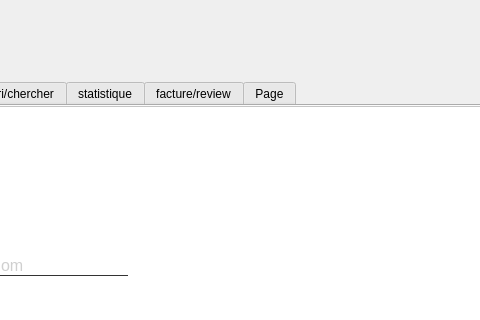
Jallouli-Yassine/appconstruction_company_2A1, file GestionFournisseur/mainwindow.ui: the form before one commit; both pictures show x 445 to 925 and y 0 to 320 of the 1319 by 669 pixel window.
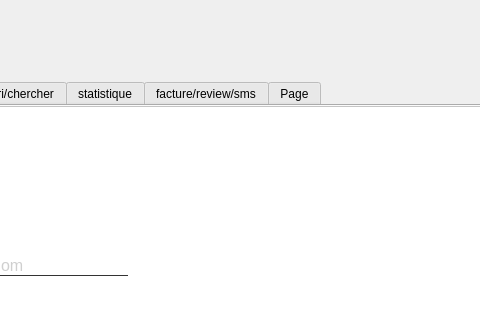
The form after the commit. The open tabs and pages were chosen to show the change. Icons and pictures are not drawn.

```diff
--- a/GestionFournisseur/mainwindow.ui
+++ b/GestionFournisseur/mainwindow.ui
@@ -997,7 +997,7 @@
     </widget>
     <widget class="QWidget" name="tab_5">
      <attribute name="title">
-      <string>facture/review</string>
+      <string>facture/review/sms</string>
      </attribute>
      <widget class="QFrame" name="frame_17">
       <property name="geometry">
```
Left out of the diff: 2 changed lines with no effect on the pictures.
